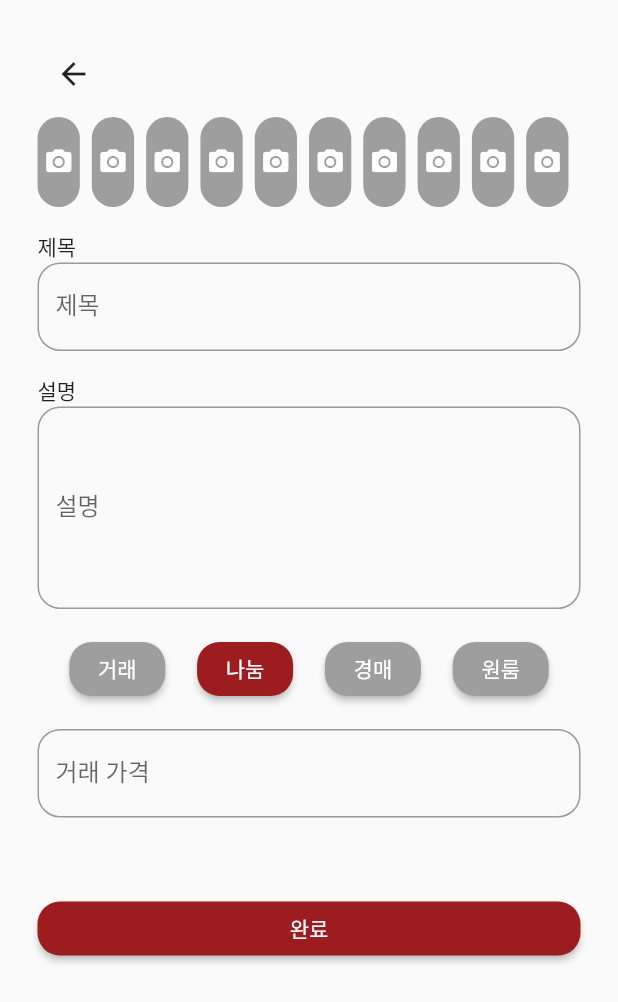
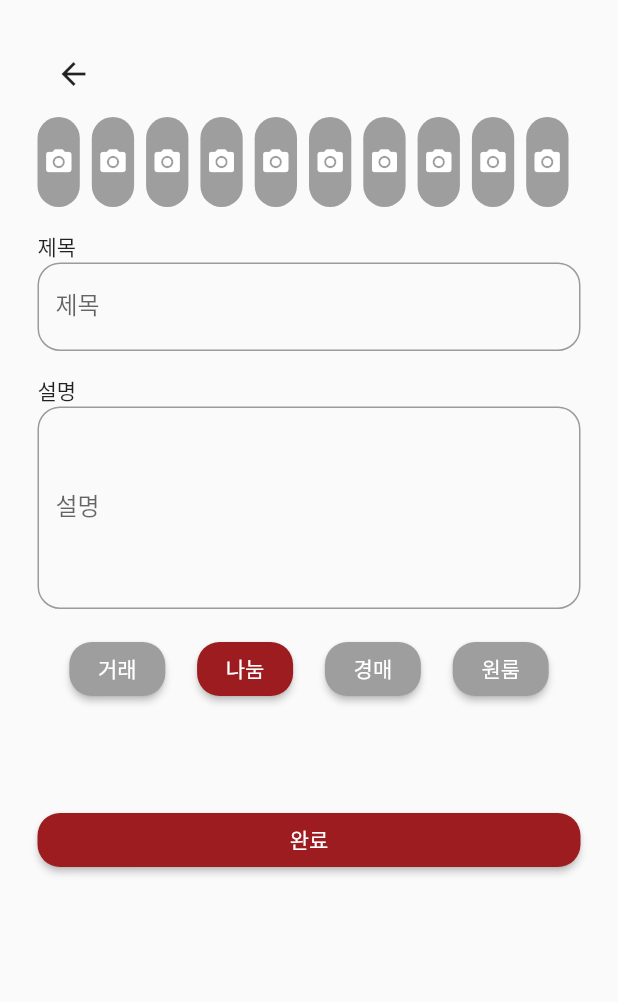
Before and after one commit to CloudProjectD/front-end, a Flutter app: the WritingView screen opened directly, after a tap on "나눔", on a phone screen of 412 x 824 dp. Shown: the top 1002 px of the screen. Run offline on Flutter 3.47's test engine with Material 2 defaults, Android fonts, the phone set to English and light mode, and no system bars; our stand-ins replace fluttertoast, google_fonts, image_picker.

Commit message:
[Feat] : 카테고리별 입력칸 수정

```diff
--- a/lib/view/writing_view.dart
+++ b/lib/view/writing_view.dart
@@ -1,5 +1,4 @@
 import 'dart:io';
-
 import 'package:flutter/material.dart';
 import 'package:image_picker/image_picker.dart';
 
@@ -158,6 +157,7 @@ class _WritingViewState extends State<WritingView> {
                 ],
               ),
               SizedBox(height: 16),
+              if(transactionType == '거래')
                 TextField(
                   keyboardType: TextInputType.number,
                   decoration: InputDecoration(
@@ -166,6 +166,62 @@ class _WritingViewState extends State<WritingView> {
                       borderRadius: BorderRadius.circular(15.0),
                     ),
                   ),
+                )
+              else if(transactionType == '경매')
+                Column(
+                  crossAxisAlignment: CrossAxisAlignment.start,
+                  children: [
+                    SizedBox(height: 16),
+                    Text('경매 마감일'),
+                    TextField(
+                      keyboardType: TextInputType.datetime,
+                      decoration: InputDecoration(
+                        labelText: '경매 마감일',
+                        border: OutlineInputBorder(
+                          borderRadius: BorderRadius.circular(15.0),
+                        ),
+                      ),
+                    ),
+                    SizedBox(height: 16),
+                    Text('경매 시작가'),
+                    TextField(
+                      keyboardType: TextInputType.number,
+                      decoration: InputDecoration(
+                        labelText: '경매 시작가',
+                        border: OutlineInputBorder(
+                          borderRadius: BorderRadius.circular(15.0),
+                        ),
+                      ),
+                    ),
+                  ],
+                )
+              else if(transactionType=='원룸')
+                  Column(
+                    crossAxisAlignment: CrossAxisAlignment.start,
+                    children: [
+                      SizedBox(height: 16),
+                      Text('보증금'),
+                      TextField(
+                        keyboardType: TextInputType.number,
+                        decoration: InputDecoration(
+                          labelText: '보증금',
+                          border: OutlineInputBorder(
+                            borderRadius: BorderRadius.circular(15.0),
+                          ),
+                        ),
+                      ),
+                      SizedBox(height: 16),
+                      Text('월세'),
+                      TextField(
+                        keyboardType: TextInputType.number,
+                        decoration: InputDecoration(
+                          labelText: '월세',
+                          border: OutlineInputBorder(
+                            borderRadius: BorderRadius.circular(15.0),
+                          ),
+                        ),
+                      ),
+                    ],
                   ),
               SizedBox(height: 50),
               ElevatedButton(
```
Lines whose indentation alone changed are shown as unchanged.
